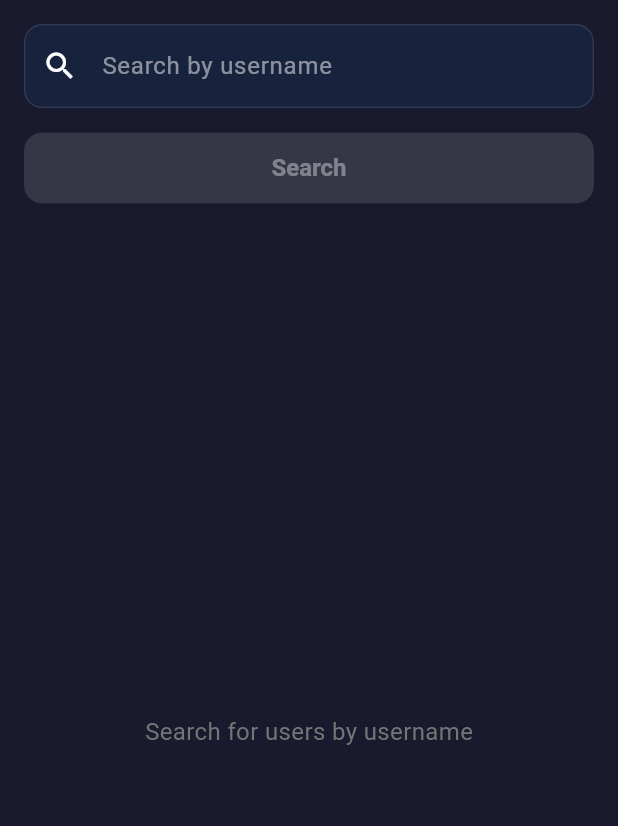
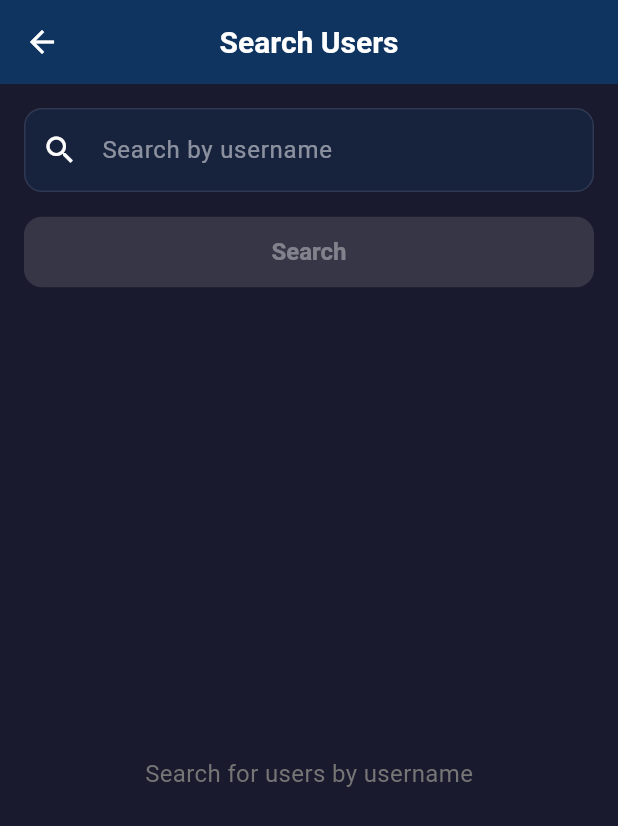
Before and after one commit to abhishek-maurya576/linkzy, a Flutter app: the SearchUserScreen screen opened directly, on a phone screen of 412 x 824 dp. Shown: the top 826 px of the screen. Run offline on Flutter 3.47's test engine with Material 3 defaults, Android fonts, the light colour scheme and no system bars; our stand-ins replace cloud_firestore, emoji_picker_flutter, firebase_auth, firebase_core, firebase_messaging, firebase_storage and 6 more; accounts and stored records are empty; generated files the repository leaves out were written again.

Commit message:
Fix Material widget ancestor issue in SearchUserScreen and AlertDialog

```diff
--- a/lib/features/user/screens/search_user_screen.dart
+++ b/lib/features/user/screens/search_user_screen.dart
@@ -101,7 +101,11 @@ class _SearchUserScreenState extends State<SearchUserScreen> {
 
   @override
   Widget build(BuildContext context) {
-    return Padding(
+    return Scaffold(
+      appBar: AppBar(
+        title: const Text("Search Users"),
+      ),
+      body: Padding(
         padding: const EdgeInsets.all(16.0),
         child: Column(
           children: [
@@ -194,6 +198,7 @@ class _SearchUserScreenState extends State<SearchUserScreen> {
             ),
           ],
         ),
+      ),
     );
   }
 
```
Also changed, not shown: lib/features/user/screens/contacts_screen.dart (+7 -5 lines). Lines whose indentation alone changed are shown as unchanged.
